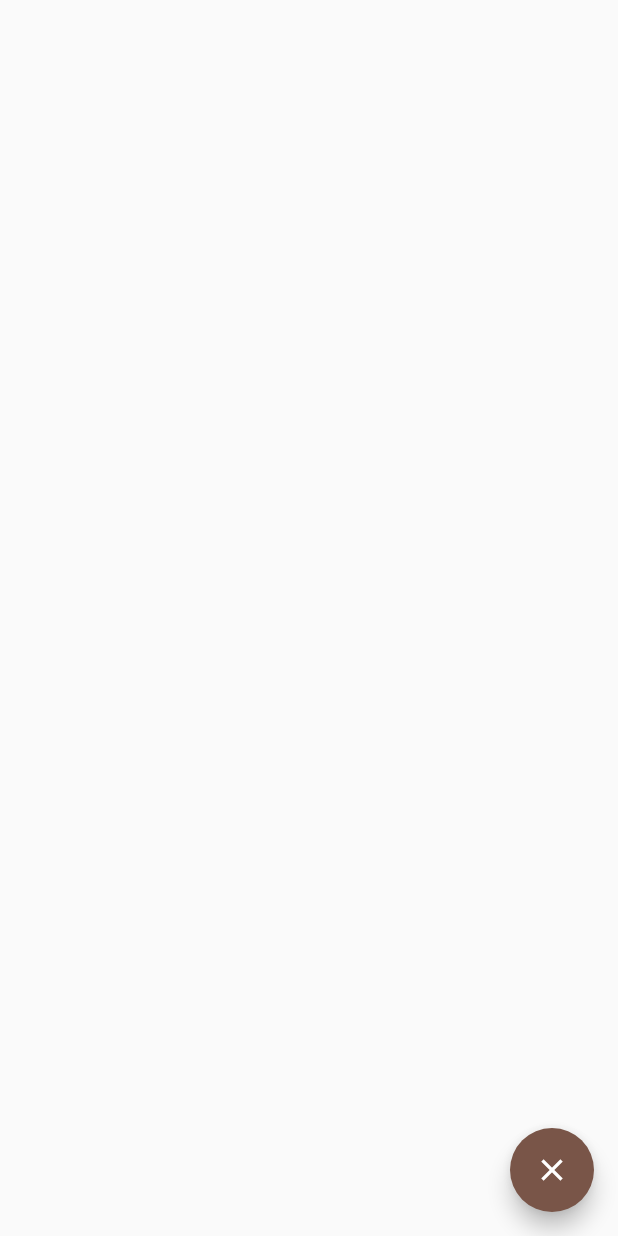
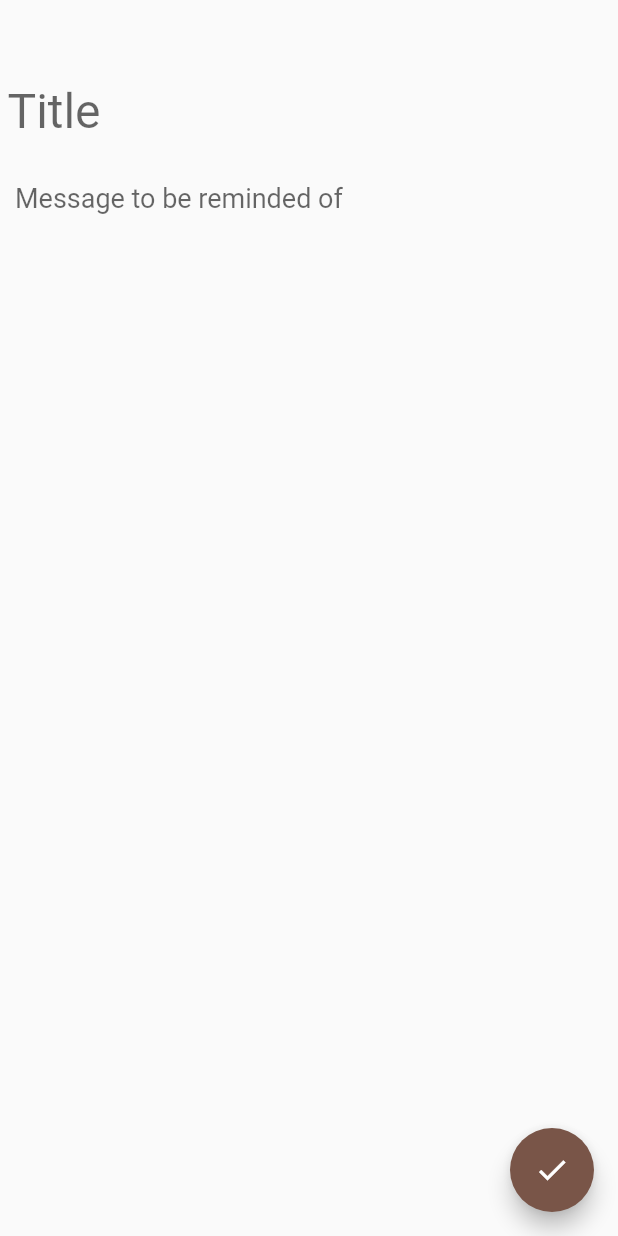
Before and after one commit to JonaVDM/flutterNotes, a Flutter app: the screen it shows after launch, after a tap on the "add" icon, on a phone screen of 412 x 824 dp. Run offline on Flutter 3.47's test engine with Material 2 defaults, Android fonts, the phone set to English and light mode, and no system bars.

Commit message:
Changed title, new note widget

```diff
--- a/lib/main.dart
+++ b/lib/main.dart
@@ -7,7 +7,7 @@ class MyApp extends StatelessWidget {
   @override
   Widget build(BuildContext context) {
     return MaterialApp(
-      title: 'Flutter Demo',
+      title: 'JANA',
       theme: ThemeData(
         primarySwatch: Colors.brown,
       ),
--- a/lib/models/note.dart
+++ b/lib/models/note.dart
@@ -12,7 +12,7 @@ class Note {
 final List<Note> notes = [
   Note(
     1,
-    'Test node',
+    'Test Notes',
     'This is a test note',
     Colors.green
   ),
--- a/lib/ui/home/home_page.dart
+++ b/lib/ui/home/home_page.dart
@@ -20,7 +20,7 @@ class HomePageState extends State<HomePage> {
   Widget build(BuildContext context) {
     return Scaffold(
       appBar: AppBar(
-        title: Text('Fancy notes app'),
+        title: Text('Super Fancy Notes App'),
       ),
       backgroundColor: Colors.yellow,
       floatingActionButton: FloatingActionButton(
--- a/lib/ui/new/new_note_widget.dart
+++ b/lib/ui/new/new_note_widget.dart
@@ -1,28 +1,60 @@
 import 'package:flutter/material.dart';
-// import 'package:notes_app/models/note.dart';
+import 'package:notes_app/models/note.dart';
 
 class NewNoteWidget extends StatelessWidget {
   @override
   Widget build(BuildContext context) {
+    void _close() {
+      Navigator.pop(context);
+    }
+
+    void _save() {
+      _close();
+    }
+
+    TextStyle _titleStyle = TextStyle(
+      fontSize: 32.0,
+      color: Colors.black
+    );
+
+    TextStyle _textStyle = TextStyle(
+      fontSize: 18.0,
+      color: Colors.black
+    );
+
     return Scaffold(
       body: Container(
         margin: EdgeInsets.only(top: 50.0),
         child: Column(
           children: <Widget>[
             TextField(
+              style: _titleStyle,
               decoration: InputDecoration(
                 border: InputBorder.none,
-                contentPadding: EdgeInsets.all(5.0)
+                contentPadding: EdgeInsets.all(5.0),
+                hintText: 'Title',
               ),
+            ),
+
+            TextField(
+              style: _textStyle,
+              decoration: InputDecoration(
+                border: InputBorder.none,
+                contentPadding: EdgeInsets.only(
+                  top: 20.0,
+                  left: 10.0,
+                  right: 10.0,
+                ),
+                hintText: 'Message to be reminded of',
+              ),
+              maxLines: 1,
             ),
           ],
         ),
       ),
       floatingActionButton: FloatingActionButton(
-        onPressed: () {
-          Navigator.pop(context);
-        },
-        child: Icon(Icons.close),
+        onPressed: _save,
+        child: Icon(Icons.check),
       ),
     );
   }
--- a/pubspec.yaml
+++ b/pubspec.yaml
@@ -1,5 +1,5 @@
 name: notes_app
-description: A new Flutter project.
+description: Just another notes app.
 
 # The following defines the version and build number for your application.
 # A version number is three numbers separated by dots, like 1.2.43
```
